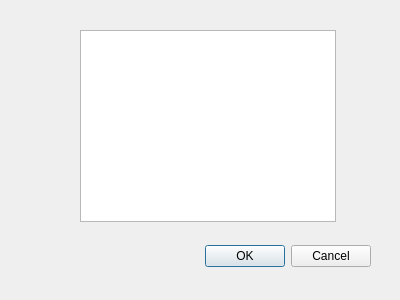
This is SpaceMonkeys/gameoverpopup.ui in ishaanrajan/Environmental-Education-App as Qt 5 draws it before an edit. The edited form follows.
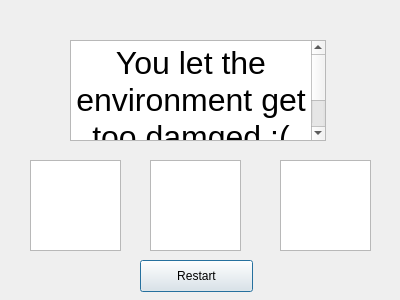
This is the edited form. Icons and pictures are not drawn.

Commit message: reset game impemented

What changed in the file:
```diff
--- a/SpaceMonkeys/gameoverpopup.ui
+++ b/SpaceMonkeys/gameoverpopup.ui
@@ -13,30 +13,80 @@
   <property name="windowTitle">
    <string>Dialog</string>
   </property>
-  <widget class="QDialogButtonBox" name="buttonBox">
-   <property name="geometry">
-    <rect>
-     <x>30</x>
-     <y>240</y>
-     <width>341</width>
-     <height>32</height>
-    </rect>
-   </property>
-   <property name="orientation">
-    <enum>Qt::Horizontal</enum>
-   </property>
-   <property name="standardButtons">
-    <set>QDialogButtonBox::Cancel|QDialogButtonBox::Ok</set>
-   </property>
-  </widget>
   <widget class="QTextBrowser" name="textBrowser">
    <property name="geometry">
     <rect>
-     <x>80</x>
-     <y>30</y>
+     <x>70</x>
+     <y>40</y>
      <width>256</width>
-     <height>192</height>
+     <height>101</height>
     </rect>
+   </property>
+   <property name="html">
+    <string>&lt;!DOCTYPE HTML PUBLIC &quot;-//W3C//DTD HTML 4.0//EN&quot; &quot;http://www.w3.org/TR/REC-html40/strict.dtd&quot;&gt;
+&lt;html&gt;&lt;head&gt;&lt;meta name=&quot;qrichtext&quot; content=&quot;1&quot; /&gt;&lt;style type=&quot;text/css&quot;&gt;
+p, li { white-space: pre-wrap; }
+&lt;/style&gt;&lt;/head&gt;&lt;body style=&quot; font-family:'.AppleSystemUIFont'; font-size:13pt; font-weight:400; font-style:normal;&quot;&gt;
+&lt;p align=&quot;center&quot; style=&quot; margin-top:0px; margin-bottom:0px; margin-left:0px; margin-right:0px; -qt-block-indent:0; text-indent:0px;&quot;&gt;&lt;span style=&quot; font-size:24pt;&quot;&gt;You let the environment get too damged :(&lt;/span&gt;&lt;/p&gt;
+&lt;p align=&quot;center&quot; style=&quot; margin-top:0px; margin-bottom:0px; margin-left:0px; margin-right:0px; -qt-block-indent:0; text-indent:0px;&quot;&gt;&lt;span style=&quot; font-size:24pt;&quot;&gt;GAME OVER&lt;/span&gt;&lt;/p&gt;&lt;/body&gt;&lt;/html&gt;</string>
+   </property>
+  </widget>
+  <widget class="QPushButton" name="pushButton">
+   <property name="geometry">
+    <rect>
+     <x>140</x>
+     <y>260</y>
+     <width>113</width>
+     <height>32</height>
+    </rect>
+   </property>
+   <property name="text">
+    <string>Restart</string>
+   </property>
+  </widget>
+  <widget class="QTextBrowser" name="textBrowser_2">
+   <property name="geometry">
+    <rect>
+     <x>30</x>
+     <y>160</y>
+     <width>91</width>
+     <height>91</height>
+    </rect>
+   </property>
+   <property name="styleSheet">
+    <string notr="true">QTextBrowser{
+border-image: url(:resources/factory1);
+}</string>
+   </property>
+  </widget>
+  <widget class="QTextBrowser" name="textBrowser_3">
+   <property name="geometry">
+    <rect>
+     <x>150</x>
+     <y>160</y>
+     <width>91</width>
+     <height>91</height>
+    </rect>
+   </property>
+   <property name="styleSheet">
+    <string notr="true">QTextBrowser{
+border-image: url(:resources/factory2);
+}</string>
+   </property>
+  </widget>
+  <widget class="QTextBrowser" name="textBrowser_4">
+   <property name="geometry">
+    <rect>
+     <x>280</x>
+     <y>160</y>
+     <width>91</width>
+     <height>91</height>
+    </rect>
+   </property>
+   <property name="styleSheet">
+    <string notr="true">QTextBrowser{
+border-image: url(:resources/factory1);
+}</string>
    </property>
   </widget>
  </widget>
```
Left out of the diff: 35 changed lines with no effect on the pictures. The commit also changes 4 other files.
